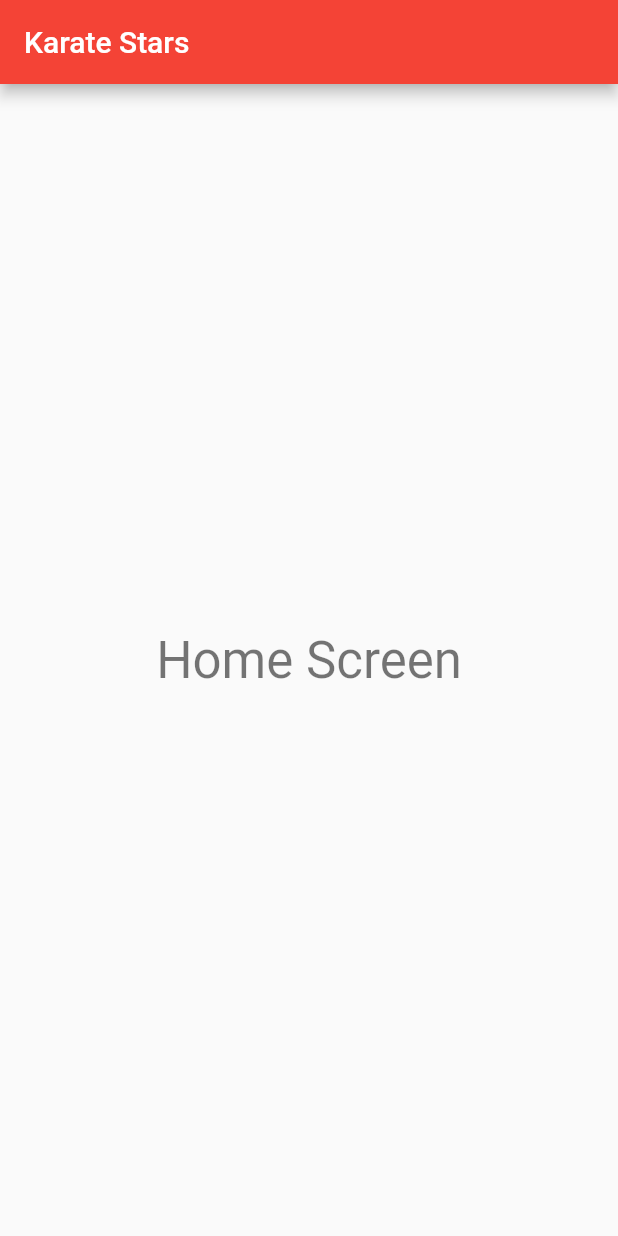
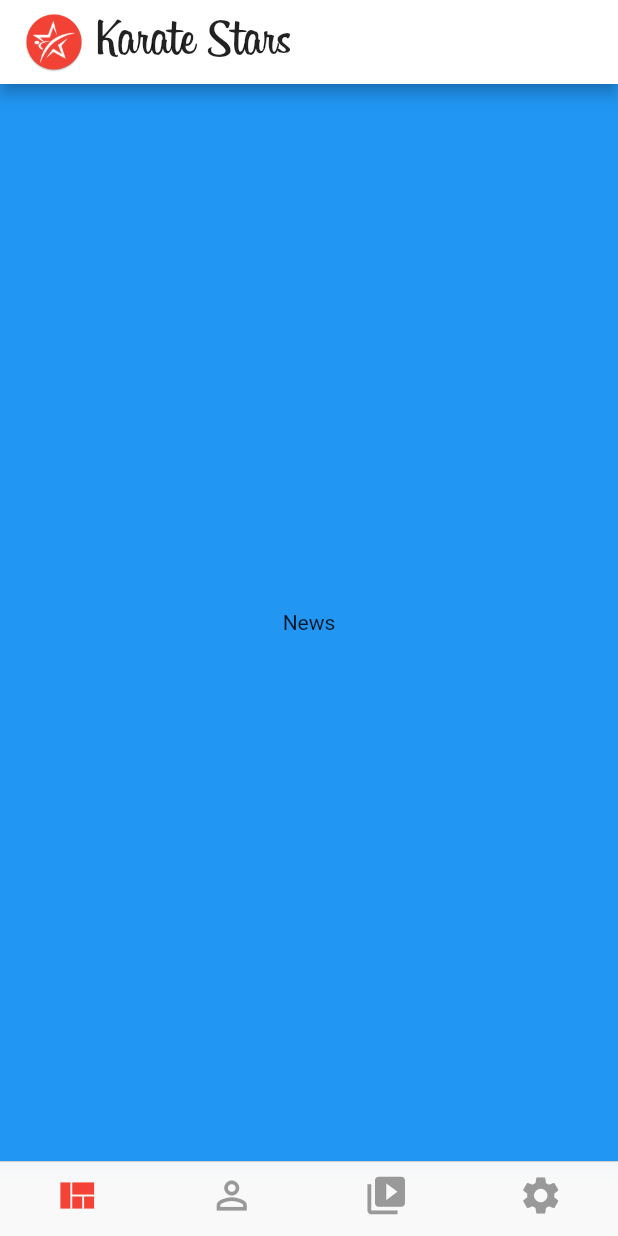
Before and after one commit to xurxodev/karate-stars-app, a Flutter app: the screen it shows after launch, on a phone screen of 412 x 824 dp. Run offline on Flutter 3.47's test engine with Material 2 defaults, Android fonts, the phone set to English and light mode, and no system bars.

Commit message:
Create HomeScreen with Bottom Navigation View

```diff
--- a/lib/main.dart
+++ b/lib/main.dart
@@ -1,29 +1,4 @@
 import 'package:flutter/material.dart';
-import 'package:karate_stars_app/src/home/screens/home_screen.dart';
+import 'package:karate_stars_app/src/app.dart';
 
-void main() => runApp(MyApp());
-
-class MyApp extends StatelessWidget {
-  static const String title = "Karate Stars";
-  // This widget is the root of your application.
-  @override
-  Widget build(BuildContext context) {
-    return MaterialApp(
-      title: title,
-      debugShowCheckedModeBanner: false,
-      theme: ThemeData(
-        // This is the theme of your application.
-        //
-        // Try running your application with "flutter run". You'll see the
-        // application has a blue toolbar. Then, without quitting the app, try
-        // changing the primarySwatch below to Colors.green and then invoke
-        // "hot reload" (press "r" in the console where you ran "flutter run",
-        // or simply save your changes to "hot reload" in a Flutter IDE).
-        // Notice that the counter didn't reset back to zero; the application
-        // is not restarted.
-        primarySwatch: Colors.red,
-      ),
-      home: HomeScreen(title: title),
-    );
-  }
-}
+void main() => runApp(App());
--- /dev/null
+++ b/lib/src/app.dart
@@ -0,0 +1,25 @@
+import 'package:flutter/cupertino.dart';
+import 'package:flutter/material.dart';
+import 'package:flutter/widgets.dart';
+import 'package:karate_stars_app/src/common/custom_colors.dart';
+import 'package:karate_stars_app/src/home/screens/home_screen.dart';
+
+class App extends StatelessWidget {
+  static const String title = "Karate Stars";
+
+  @override
+  Widget build(BuildContext context) {
+    return MaterialApp(
+      title: title,
+      debugShowCheckedModeBanner: false,
+      theme: ThemeData(
+        brightness: Brightness.light,
+        primarySwatch: whiteMaterial,
+      ),
+      darkTheme: ThemeData(
+        brightness: Brightness.dark,
+      ),
+      home: HomeScreen(),
+    );
+  }
+}
--- /dev/null
+++ b/lib/src/common/custom_colors.dart
@@ -0,0 +1,17 @@
+import 'package:flutter/material.dart';
+
+const MaterialColor whiteMaterial = const MaterialColor(
+  0xFFFFFFFF,
+  const <int, Color>{
+    50: const Color(0xFFFFFFFF),
+    100: const Color(0xFFFFFFFF),
+    200: const Color(0xFFFFFFFF),
+    300: const Color(0xFFFFFFFF),
+    400: const Color(0xFFFFFFFF),
+    500: const Color(0xFFFFFFFF),
+    600: const Color(0xFFFFFFFF),
+    700: const Color(0xFFFFFFFF),
+    800: const Color(0xFFFFFFFF),
+    900: const Color(0xFFFFFFFF),
+  },
+);
--- /dev/null
+++ b/lib/src/common/widgets/app_bar_title.dart
@@ -0,0 +1,25 @@
+import 'package:flutter/material.dart';
+
+class AppBarTitle extends StatelessWidget {
+  @override
+  Widget build(BuildContext context) {
+    return Row(
+      children: <Widget>[
+        Image.asset(
+          "assets/images/logo.png",
+          width: 40,
+        ),
+        new SizedBox(
+          width: 8.0,
+        ),
+        Text(
+          'Karate Stars',
+          style: TextStyle(
+            fontFamily: 'Billabong',
+            fontSize: 35.0,
+          ),
+        )
+      ],
+    );
+  }
+}
--- a/lib/src/home/screens/home_screen.dart
+++ b/lib/src/home/screens/home_screen.dart
@@ -1,38 +1,80 @@
+import 'package:flutter/cupertino.dart';
 import 'package:flutter/material.dart';
+import 'package:karate_stars_app/src/common/widgets/app_bar_title.dart';
+import 'package:karate_stars_app/src/competitors/screens/competitors_screen.dart';
+import 'package:karate_stars_app/src/news/screens/news_screen.dart';
+import 'package:karate_stars_app/src/settings/screens/settings_screen.dart';
+import 'package:karate_stars_app/src/videos/screens/videos_screen.dart';
 
 class HomeScreen extends StatefulWidget {
-  HomeScreen({Key key, this.title}) : super(key: key);
-
-  final String title;
-
   @override
   _HomeScreenState createState() => _HomeScreenState();
 }
 
 class _HomeScreenState extends State<HomeScreen> {
-/*  int _counter = 0;
+  int _currentTab = 0;
+  PageController _pageController;
 
-  void _incrementCounter() {
-    setState(() {
-      // This call to setState tells the Flutter framework that something has
-      // changed in this State, which causes it to rerun the build method below
-      // so that the display can reflect the updated values. If we changed
-      // _counter without calling setState(), then the build method would not be
-      // called again, and so nothing would appear to happen.
-      _counter++;
-    });
-  }*/
+  @override
+  void initState() {
+    super.initState();
+    _pageController = PageController();
+  }
 
   @override
   Widget build(BuildContext context) {
     return Scaffold(
-        appBar: AppBar(
-          title: Text(widget.title),
-        ),
-        body: Center(
-            child: Text(
-          'Home Screen',
-          style: Theme.of(context).textTheme.display1,
-        )));
+      appBar: AppBar(title: AppBarTitle()),
+      body: PageView(
+        controller: _pageController,
+        children: <Widget>[
+          NewsScreen(),
+          CompetitorsScreen(),
+          VideosScreen(),
+          SettingsScreen(),
+        ],
+        onPageChanged: (int index) {
+          setState(() {
+            _currentTab = index;
+          });
+        },
+      ),
+      bottomNavigationBar: CupertinoTabBar(
+        currentIndex: _currentTab,
+        onTap: (int index) {
+          setState(() {
+            _currentTab = index;
+          });
+          _pageController.animateToPage(
+            index,
+            duration: Duration(milliseconds: 200),
+            curve: Curves.easeIn,
+          );
+        },
+        activeColor: Colors.red,
+        items: [
+          BottomNavigationBarItem(
+            icon: Icon(
+              Icons.view_quilt,
+            ),
+          ),
+          BottomNavigationBarItem(
+            icon: Icon(
+              Icons.person_outline,
+            ),
+          ),
+          BottomNavigationBarItem(
+            icon: Icon(
+              Icons.video_library,
+            ),
+          ),
+          BottomNavigationBarItem(
+            icon: Icon(
+              Icons.settings,
+            ),
+          ),
+        ],
+      ),
+    );
   }
 }
--- /dev/null
+++ b/lib/src/news/screens/news_screen.dart
@@ -0,0 +1,20 @@
+import 'package:flutter/material.dart';
+
+class NewsScreen extends StatefulWidget {
+  static final String id = 'feed_screen';
+
+  @override
+  _NewsScreenState createState() => _NewsScreenState();
+}
+
+class _NewsScreenState extends State<NewsScreen> {
+  @override
+  Widget build(BuildContext context) {
+    return Scaffold(
+      backgroundColor: Colors.blue,
+      body: Center(
+        child: Text('News'),
+        ),
+    );
+  }
+}
```
Also changed, not shown: lib/src/competitors/screens/competitors_screen.dart (added, +20 -0 lines), lib/src/settings/screens/settings_screen.dart (added, +20 -0 lines), lib/src/videos/screens/videos_screen.dart (added, +20 -0 lines), pubspec.yaml (+6 -50 lines), assets/fonts/Billabong.ttf (added), assets/images/logo.png (added), 1 other file.
